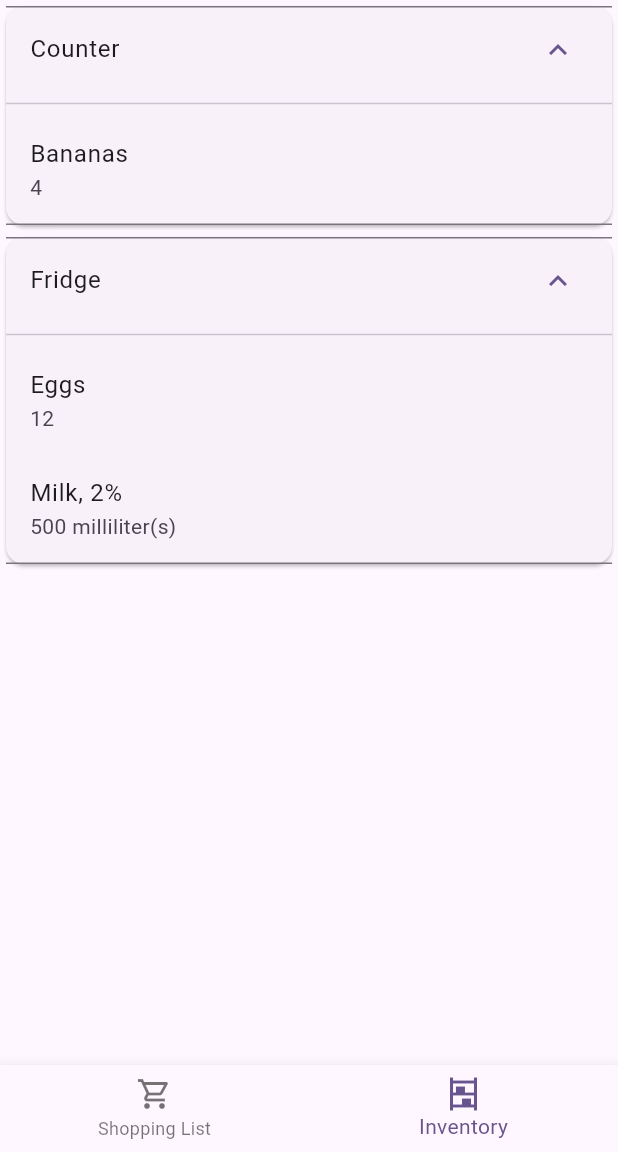
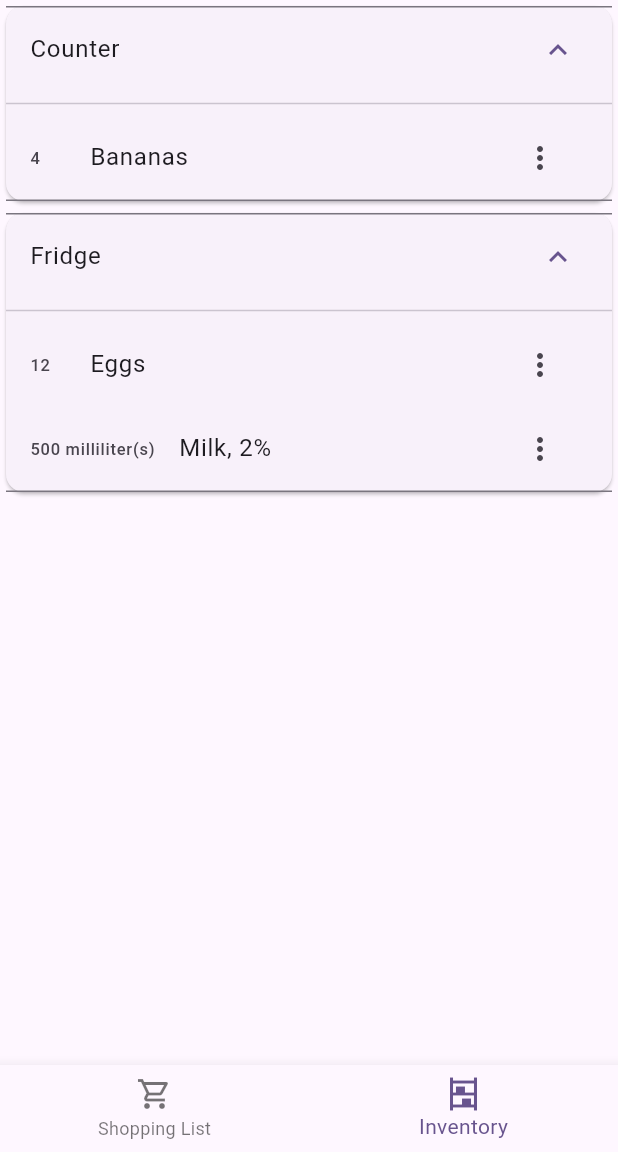
Before and after one commit to tim-spinney/grocery_shopper, a Flutter app: the screen it shows after launch, item 2 of the bottom bar chosen, on a phone screen of 412 x 824 dp, the part 84-1236 px from its top. Run offline on Flutter 3.47's test engine with Material 3 defaults, Android fonts, the phone set to English and light mode, and no system bars; our stand-ins replace yaml.

Commit message:
added menu button with option to remove item from inventory

```diff
--- /dev/null
+++ b/lib/inventory_item_view.dart
@@ -0,0 +1,45 @@
+import 'package:flutter/material.dart';
+import 'package:provider/provider.dart';
+import '../models/inventory_item.dart';
+import 'models/inventory.dart';
+
+enum _MenuAction {
+  addToShoppingList,
+
+}
+
+class InventoryItemView extends StatelessWidget {
+  final InventoryItem item;
+
+  const InventoryItemView({super.key, required this.item});
+
+  _removeItem(BuildContext context) {
+    context.read<Inventory>().removeItem(item);
+  }
+
+  @override
+  Widget build(BuildContext context) {
+    return ListTile(
+      title: Text(item.name),
+      leading: Text(item.quantityWithUnitSuffix),
+      trailing: MenuAnchor(
+        menuChildren: [
+          MenuItemButton(
+            onPressed: () { _removeItem(context); },
+            child: const Text('Remove', style: TextStyle(color: Colors.red)),
+          ),
+        ],
+        builder: (context, menuController, _) => IconButton(
+          icon: const Icon(Icons.more_vert),
+          onPressed: () {
+            if(menuController.isOpen) {
+              menuController.close();
+            } else {
+              menuController.open();
+            }
+          },
+        )
+      )
+    );
+  }
+}
--- a/lib/inventory_location_view.dart
+++ b/lib/inventory_location_view.dart
@@ -1,4 +1,5 @@
 import 'package:flutter/material.dart';
+import 'inventory_item_view.dart';
 import 'package:provider/provider.dart';
 
 import 'models/inventory.dart';
@@ -10,16 +11,11 @@ class InventoryLocationView extends StatelessWidget {
 
   @override
   Widget build(BuildContext context) {
-    final locationItems = context.select((Inventory inventory) => inventory.getItemsInLocation(location));
+    final locationItems = context.watch<Inventory>().getItemsInLocation(location);
     return ListView(
       shrinkWrap: true,
       physics: const NeverScrollableScrollPhysics(),
-      children: locationItems.map((item) {
-        return ListTile(
-          title: Text(item.name),
-          subtitle: Text(item.quantityWithUnitSuffix),
-        );
-      }).toList(),
+      children: locationItems.map((item) => InventoryItemView(item: item,)).toList(),
     );
   }
 }
```
Also changed, not shown: lib/models/inventory.dart (+8 -0 lines), 1 other file.
